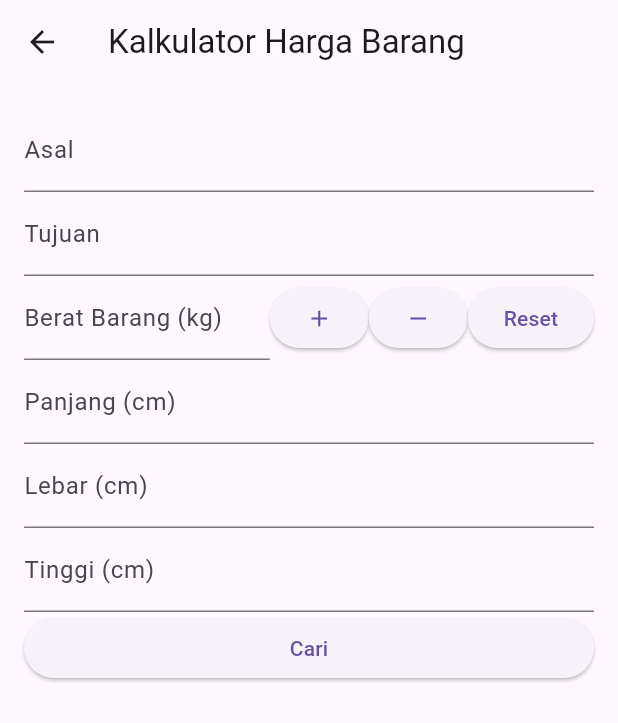
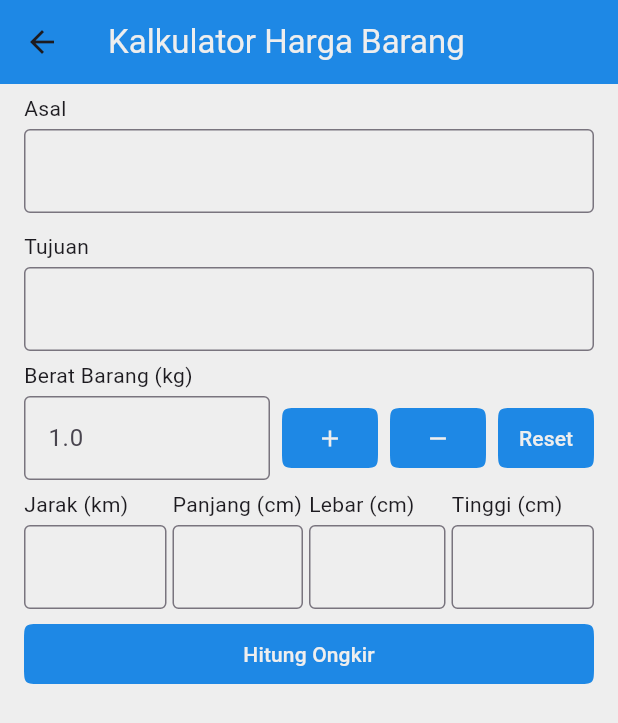
Before and after one commit to Vrits/cargo_app, a Flutter app: the screen it shows after launch, after a tap on "Cek Harga", on a phone screen of 412 x 824 dp. Shown: the top 723 px of the screen. Run offline on Flutter 3.47's test engine with Material 3 defaults, Android fonts, the phone set to English and light mode, and no system bars; our stand-ins replace flutter_map, flutter_svg, latlong2; network calls fail.

Commit message:
fix: harga function

```diff
--- a/lib/pages/Akun/login_page.dart
+++ b/lib/pages/Akun/login_page.dart
@@ -41,7 +41,7 @@ class LoginPage extends StatelessWidget {
 
               // welcome back, you've been missed!
               Text(
-                'Selamat Siang Pizza Anda Sudah Sampai',
+                'Selamat datang, Silahkan masuk dahulu',
                 textAlign: TextAlign.center,
                 style: TextStyle(
                   color: Colors.grey[700],
--- a/lib/pages/Harga/harga.dart
+++ b/lib/pages/Harga/harga.dart
@@ -10,20 +10,38 @@ class _HargaState extends State<Harga> {
   double panjang = 0.0;
   double lebar = 0.0;
   double tinggi = 0.0;
+  double jarakDestinasi = 0.0;
+  String hasilOngkir = '';
+
+  // Fungsi untuk menghitung ongkir
+  double hitungOngkir() {
+    // Logika penghitungan ongkir berdasarkan berat, dimensi, dan jarak
+    double biayaPengiriman = (beratBarang * 5000) +
+        (panjang * lebar * tinggi * 0.01) +
+        (jarakDestinasi * 1000);
+    return biayaPengiriman;
+  }
 
   @override
   Widget build(BuildContext context) {
     return Scaffold(
       appBar: AppBar(
-        title: Text('Kalkulator Harga Barang'),
+        title: Text(
+          'Kalkulator Harga Barang',
+          style: TextStyle(color: Colors.grey[200]),
         ),
-      body: Padding(
-        padding: const EdgeInsets.all(16.0),
-        child: Column(
-          crossAxisAlignment: CrossAxisAlignment.stretch,
+        backgroundColor: Colors.blue[600],
+      ),
+      body: Container(
+        color: Colors.grey[200],
+        padding: const EdgeInsets.symmetric(horizontal: 16),
+        child: ListView(
+          // crossAxisAlignment: CrossAxisAlignment.stretch,
           children: [
-            _buildTextBox('Asal', 'Masukkan asal'),
-            _buildTextBox('Tujuan', 'Masukkan tujuan'),
+            _buildTextBox('Asal', TextInputType.text),
+            _buildTextBox('Tujuan', TextInputType.text),
+            // _buildTextBox(
+            //     'Perkiraan Jarak Destinasi (km)', TextInputType.number),
             _buildBeratBarang(),
             _buildDimensi(),
             _buildCariButton(),
@@ -33,23 +51,56 @@ class _HargaState extends State<Harga> {
     );
   }
 
-  Widget _buildTextBox(String label, String hintText) {
-    return TextField(
+  Widget _buildTextBox(String label, TextInputType type) {
+    return Container(
+      margin: EdgeInsets.symmetric(vertical: 6),
+      child: Column(
+        crossAxisAlignment: CrossAxisAlignment.start,
+        children: [
+          Container(margin: EdgeInsets.only(bottom: 4), child: Text(label)),
+          TextField(
+            // style: TextStyle(color: Colors.white), // Warna teks input
             decoration: InputDecoration(
-        labelText: label,
-        hintText: hintText,
+              border: OutlineInputBorder(),
+              // labelText: label,
+              // hintText: hintText,
+              // labelStyle: TextStyle(color: Colors.white), // Warna label
+              // hintStyle: TextStyle(color: Colors.white70), // Warna hint
+            ),
+            keyboardType: type,
+            onChanged: (value) {
+              setState(() {
+                if (double.tryParse(value) != null) {
+                  jarakDestinasi = double.parse(value);
+                }
+              });
+            },
+          ),
+        ],
       ),
     );
   }
 
   Widget _buildBeratBarang() {
-    return Row(
+    return Column(
+      crossAxisAlignment: CrossAxisAlignment.start,
+      children: [
+        Text('Berat Barang (kg)'),
+        SizedBox(
+          height: 4,
+        ),
+        Row(
           children: [
             Expanded(
               child: TextField(
+                // style: TextStyle(color: Colors.white), // Warna teks input
                 decoration: InputDecoration(
-              labelText: 'Berat Barang (kg)',
+                  border: OutlineInputBorder(),
+
+                  // labelText: 'Berat Barang (kg)',
                   hintText: beratBarang.toString(),
+                  // labelStyle: TextStyle(color: Colors.white), // Warna label
+                  // hintStyle: TextStyle(color: Colors.white70), // Warna hint
                 ),
                 keyboardType: TextInputType.number,
                 onChanged: (value) {
@@ -59,55 +110,113 @@ class _HargaState extends State<Harga> {
                 },
               ),
             ),
-        ElevatedButton(
+            SizedBox(width: 8),
+            TextButton(
+              style: ButtonStyle(
+                  backgroundColor: MaterialStatePropertyAll<Color>(
+                      Color.fromRGBO(30, 136, 229, 1))),
               onPressed: () {
                 setState(() {
-              beratBarang += 1.0;
+                  beratBarang += 0.5;
                 });
               },
-          child: Icon(Icons.add),
+              child: Icon(
+                Icons.add,
+                color: Colors.grey[200],
               ),
-        ElevatedButton(
+              // style: ElevatedButton.styleFrom(
+              //   primary: Colors.blue, // Warna tombol
+              // ),
+            ),
+            SizedBox(width: 8),
+            TextButton(
+              style: ButtonStyle(
+                  backgroundColor: MaterialStatePropertyAll<Color>(
+                      Color.fromRGBO(30, 136, 229, 1))),
               onPressed: () {
                 setState(() {
-              if (beratBarang > 1.0) {
-                beratBarang -= 1.0;
+                  if (beratBarang > 0.5) {
+                    beratBarang -= 0.5;
                   }
                 });
               },
-          child: Icon(Icons.remove),
+              child: Icon(Icons.remove, color: Colors.grey[200]),
+              // style: ElevatedButton.styleFrom(
+              //   primary: Colors.blue, // Warna tombol
+              // ),
             ),
-        ElevatedButton(
+            SizedBox(width: 8),
+            TextButton(
+              style: ButtonStyle(
+                  backgroundColor: MaterialStatePropertyAll<Color>(
+                      Color.fromRGBO(30, 136, 229, 1))),
               onPressed: () {
                 setState(() {
                   beratBarang = 1.0;
                 });
               },
-          child: Text('Reset'),
+              child: Text('Reset', style: TextStyle(color: Colors.grey[200])),
+              // style: ElevatedButton.styleFrom(
+              //   primary: Colors.blue, // Warna tombol
+              // ),
+            ),
+          ],
         ),
       ],
     );
   }
 
   Widget _buildDimensi() {
-    return Column(
+    return Row(
       children: [
-        _buildTextBox('Panjang (cm)', 'Masukkan panjang'),
-        _buildTextBox('Lebar (cm)', 'Masukkan lebar'),
-        _buildTextBox('Tinggi (cm)', 'Masukkan tinggi'),
+        Expanded(child: _buildTextBox('Jarak (km)', TextInputType.number)),
+        Expanded(
+            child: Container(
+                margin: EdgeInsets.symmetric(horizontal: 4),
+                child: _buildTextBox('Panjang (cm)', TextInputType.number))),
+        Expanded(
+            child: Container(
+                margin: EdgeInsets.only(right: 4),
+                child: _buildTextBox('Lebar (cm)', TextInputType.number))),
+        Expanded(child: _buildTextBox('Tinggi (cm)', TextInputType.number)),
       ],
     );
   }
 
   Widget _buildCariButton() {
-    return ElevatedButton(
+    return Column(
+      crossAxisAlignment: CrossAxisAlignment.stretch,
+      children: [
+        TextButton(
+          style: ButtonStyle(
+              backgroundColor: MaterialStatePropertyAll<Color>(
+                  Color.fromRGBO(30, 136, 229, 1))),
           onPressed: () {
             // Logika untuk mengakumulasi harga barang
-        double harga = beratBarang * (panjang + lebar + tinggi);
-        // Tambahkan logika lainnya sesuai kebutuhan
-        print('Harga Barang: $harga');
+            double harga = hitungOngkir();
+            setState(() {
+              hasilOngkir = (harga == 0)
+                  ? 'Gratis Ongkir'
+                  : 'Biaya Pengiriman: ${harga.toString()} Rupiah';
+            });
           },
-      child: Text('Cari'),
+          child:
+              Text('Hitung Ongkir', style: TextStyle(color: Colors.grey[200])),
+          // style: ElevatedButton.styleFrom(
+          //   primary: Colors.blue, // Warna tombol
+          // ),
+        ),
+        SizedBox(height: 16),
+        Text(
+          hasilOngkir,
+          style: TextStyle(
+            fontSize: 16,
+            fontWeight: FontWeight.bold,
+            // color: Colors.white
+          ),
+          // Warna teks hasil
+        ),
+      ],
     );
   }
 }
--- a/lib/pages/Lacak/Lacak.dart
+++ b/lib/pages/Lacak/Lacak.dart
@@ -14,6 +14,28 @@ class _LacakState extends State<Lacak> {
     return Scaffold(
       appBar: AppBar(title: Text('Lacak')),
       body: Maps(),
+      bottomNavigationBar: BottomAppBar(
+          child: Container(
+        // height: 20,
+        child: Row(
+          children: [
+            Text('Resi Paket : '),
+            Expanded(child: TextField()),
+            SizedBox(
+              width: 12,
+            ),
+            TextButton(
+                style: ButtonStyle(
+                    backgroundColor: MaterialStatePropertyAll<Color>(
+                        Color.fromRGBO(30, 136, 229, 1))),
+                onPressed: () {},
+                child: Text(
+                  'Cari',
+                  style: TextStyle(color: Colors.grey[200]),
+                ))
+          ],
+        ),
+      )),
     );
   }
 }
```
Lines whose indentation alone changed are shown as unchanged.
